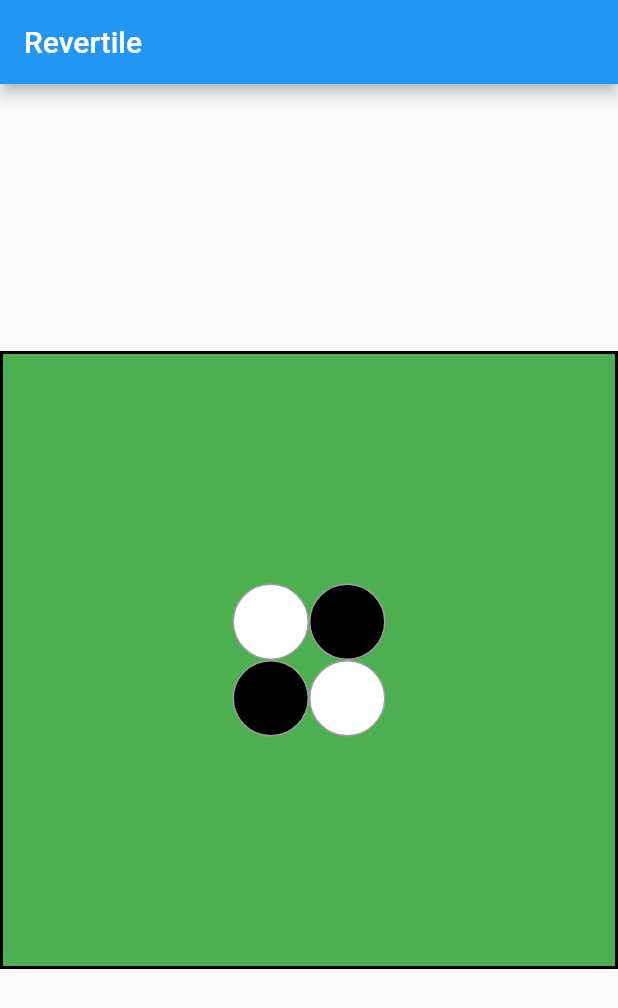
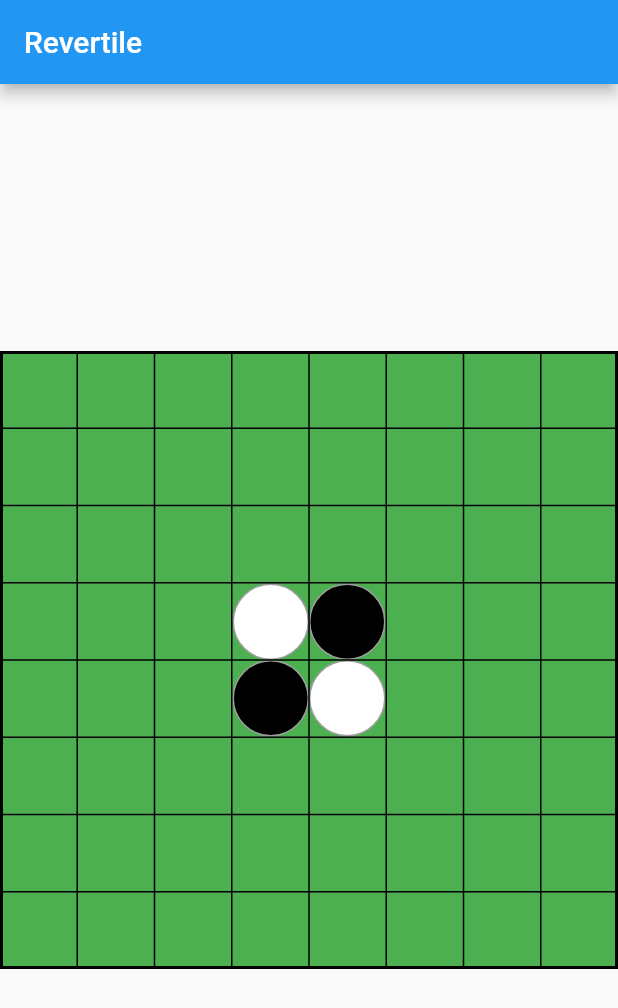
Before and after one commit to reiya0104/revertile, a Flutter app: the screen it shows after launch, on a phone screen of 412 x 824 dp. Shown: the top 1008 px of the screen. Run offline on Flutter 3.47's test engine with Material 2 defaults, Android fonts, the phone set to English and light mode, and no system bars.

Commit message:
feat: add grid lines to Board component
Add 7 horizontal and vertical grid lines to the Board component, evenly spaced across the game board. The grid lines are implemented using a custom painter, and are drawn on top of the Board's child pieces. The grid border width is set to 1.0, and the grid color is black.

The Board's background color has been changed to a shade of green closer to the color of the Reversi game board.

```diff
--- a/lib/board.dart
+++ b/lib/board.dart
@@ -1,5 +1,6 @@
 import 'package:flutter/material.dart';
 
+import 'grid_painter.dart';
 import 'piece.dart';
 
 class Board extends StatefulWidget {
@@ -37,6 +38,7 @@ class _BoardState extends State<Board> {
           _boardSize = constraints.maxWidth;
         }
         _pieceSize = _boardSize / 8;
+
         return Container(
           decoration: BoxDecoration(
             border: Border.all(
@@ -47,7 +49,9 @@ class _BoardState extends State<Board> {
           ),
           width: _boardSize,
           height: _boardSize,
-          child: GridView.count(
+          child: Stack(
+            children: [
+              GridView.count(
                 crossAxisCount: 8,
                 children: List.generate(64, (index) {
                   if (whitePieceIndexes.contains(index)) {
@@ -65,6 +69,17 @@ class _BoardState extends State<Board> {
                   }
                 }),
               ),
+              CustomPaint(
+                painter: GridPainter(
+                  boardSize: _boardSize,
+                  gridCount: 8,
+                  boxBorderWidth: 2,
+                  gridBorderWidth: 1.0,
+                  gridColor: Colors.black,
+                ),
+              ),
+            ],
+          ),
         );
       },
     );
--- /dev/null
+++ b/lib/grid_painter.dart
@@ -0,0 +1,37 @@
+import 'package:flutter/material.dart';
+
+class GridPainter extends CustomPainter {
+  final double boardSize;
+  final int gridCount;
+  final double boxBorderWidth;
+  final double gridBorderWidth;
+  final Color gridColor;
+
+  GridPainter({
+    required this.boardSize,
+    required this.gridCount,
+    required this.boxBorderWidth,
+    required this.gridBorderWidth,
+    required this.gridColor,
+  });
+
+  @override
+  void paint(Canvas canvas, Size size) {
+    final paint = Paint()
+      ..color = gridColor
+      ..style = PaintingStyle.stroke
+      ..strokeWidth = gridBorderWidth;
+
+    for (var i = 1; i < gridCount; i++) {
+      final x = i * boardSize / gridCount - boxBorderWidth;
+      final y = i * boardSize / gridCount - boxBorderWidth;
+      canvas.drawLine(
+          Offset(0, y), Offset(boardSize - boxBorderWidth, y), paint);
+      canvas.drawLine(
+          Offset(x, 0), Offset(x, boardSize - boxBorderWidth), paint);
+    }
+  }
+
+  @override
+  bool shouldRepaint(covariant CustomPainter oldDelegate) => false;
+}
```
Lines whose indentation alone changed are shown as unchanged.
